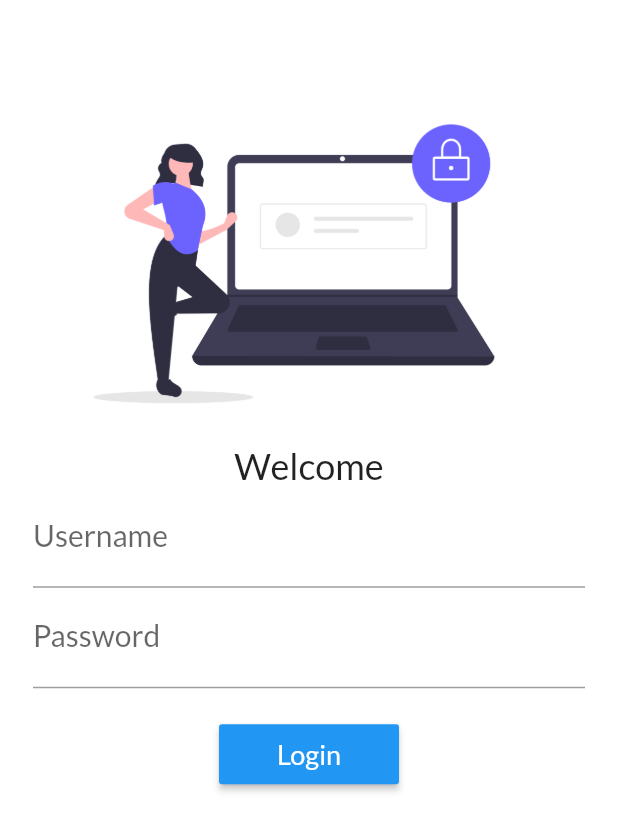
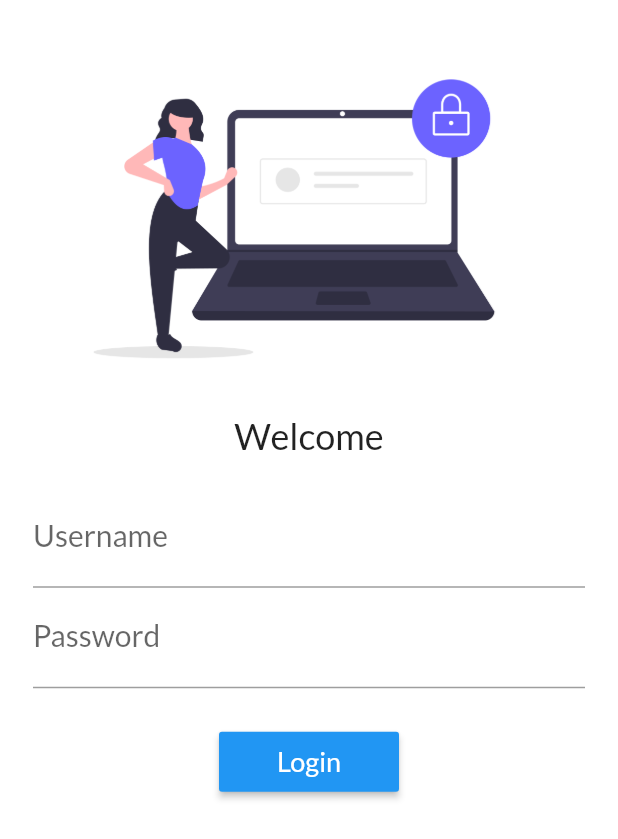
Before and after one commit to jatin-25/flutter_project1, a Flutter app: the screen it shows after launch, on a phone screen of 412 x 824 dp. Shown: the top 839 px of the screen. Run offline on Flutter 3.47's test engine with Material 2 defaults, Android fonts, the phone set to English and light mode, and no system bars; our stand-ins replace google_fonts.

Commit message:
Day5 completed

```diff
--- a/lib/main.dart
+++ b/lib/main.dart
@@ -1,6 +1,7 @@
 import 'package:flutter/material.dart';
 import 'package:flutter_dev/pages/home_page.dart';
 import 'package:flutter_dev/pages/login_page.dart';
+import 'package:flutter_dev/utils/routes.dart';
 import 'package:google_fonts/google_fonts.dart';
 void main() {
   runApp(MyApp());
@@ -23,8 +24,8 @@ class MyApp extends StatelessWidget {
         "/": (context) =>
             HomePage(), //By Default "/" is default page that opens
         //but if we want to make "/login" default we use initial route.
-        "/login": (context) => LoginPage(),
-        "/home": (context) => HomePage(),
+        MyRoutes.loginRoute: (context) => LoginPage(),
+        MyRoutes.homeRoute: (context) => HomePage(),
       },
     );
   }
--- a/lib/pages/login_page.dart
+++ b/lib/pages/login_page.dart
@@ -1,4 +1,5 @@
 import 'package:flutter/material.dart';
+import 'package:flutter_dev/utils/routes.dart';
 
 final ButtonStyle raisedButtonStyle = ElevatedButton.styleFrom(
   onPrimary: Colors.white,
@@ -19,9 +20,10 @@ class LoginPage extends StatelessWidget {
       color: Colors.white,
       child: Padding(
         padding: const EdgeInsets.symmetric(vertical: 16, horizontal: 22),
+        child: SingleChildScrollView(
           child: Column(
             children: [
-            SizedBox(height: 40),
+              SizedBox(height: 10),
               Padding(
                 padding: EdgeInsets.fromLTRB(0, 0, 20, 0),
                 child: Image.asset(
@@ -29,6 +31,7 @@ class LoginPage extends StatelessWidget {
                   fit: BoxFit.cover,
                 ),
               ),
+              SizedBox(height: 10),
               Text(
                 "Welcome",
                 style: TextStyle(
@@ -36,6 +39,7 @@ class LoginPage extends StatelessWidget {
                   fontWeight: FontWeight.w400,
                 ),
               ),
+              SizedBox(height: 20),
               TextFormField(
                 decoration: InputDecoration(
                     hintText: "Enter Username",
@@ -48,6 +52,7 @@ class LoginPage extends StatelessWidget {
                     )),
               ),
               TextFormField(
+                obscureText: true,
                 decoration: InputDecoration(
                   hintText: "Enter Password",
                   labelText: "Password",
@@ -60,11 +65,13 @@ class LoginPage extends StatelessWidget {
                 ),
               ),
               SizedBox(
-              height: 20,
+                height: 25,
               ),
               ElevatedButton(
                 style: raisedButtonStyle,
-              onPressed: () {},
+                onPressed: () {
+                  Navigator.pushNamed(context, MyRoutes.homeRoute);
+                },
                 child: Text(
                   'Login',
                   style: TextStyle(
@@ -76,6 +83,7 @@ class LoginPage extends StatelessWidget {
             ],
           ),
         ),
+      ),
     );
   }
 }
```
Lines whose indentation alone changed are shown as unchanged.
